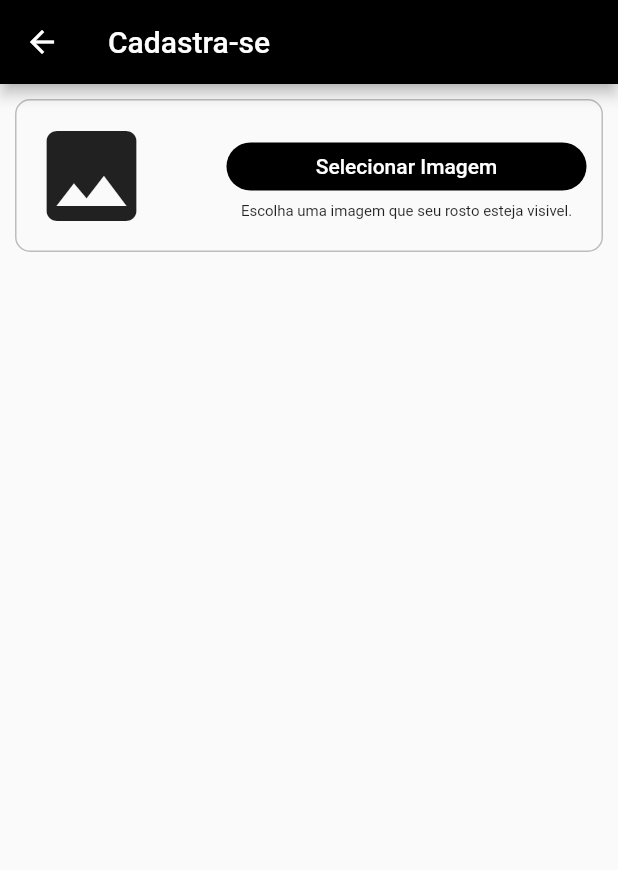
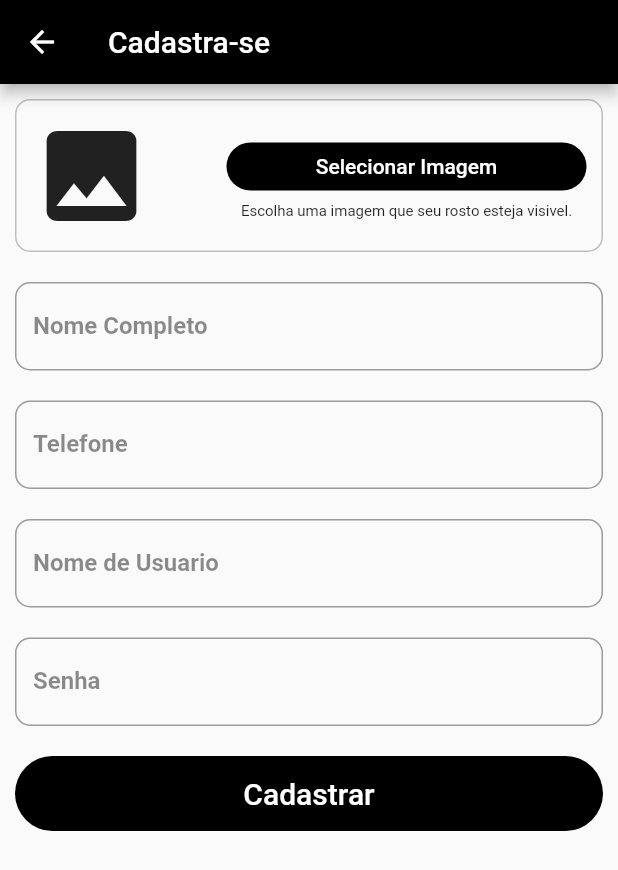
Before and after one commit to AbraaoLincoln/fretee-mobile, a Flutter app: the screen it shows after launch, after a tap on "Cadastra-se", on a phone screen of 412 x 824 dp. Shown: the top 870 px of the screen. Run offline on Flutter 3.47's test engine with Material 2 defaults, Android fonts, the phone set to English and light mode, and no system bars; our stand-ins replace image_picker.

Commit message:
#3 tela de cadastro adicionando formulario

```diff
--- a/lib/telas/cadastro_usuario.dart
+++ b/lib/telas/cadastro_usuario.dart
@@ -13,6 +13,10 @@ class CadastroUsuario extends StatefulWidget {
 
 class _CadastroUsuarioState extends State<CadastroUsuario> {
   File? _image;
+  final _nomeCompletoTextControlle = TextEditingController();
+  final _telefoneTextControlle = TextEditingController();
+  final _nomeUsuarioTextControlle = TextEditingController();
+  final _senhaTextControlle = TextEditingController();
 
   @override
   Widget build(BuildContext context) {
@@ -21,16 +25,19 @@ class _CadastroUsuarioState extends State<CadastroUsuario> {
         title: Text("Cadastra-se"),
         backgroundColor: Colors.black,
       ),
-      body: Padding(
+      body: SingleChildScrollView(
         padding: EdgeInsets.all(10),
         child: Column(
-          children: [_SeletorImagem()],
+          children: [
+            _ConstruirSeletorImagem(),
+            _ConstruirformularioDeCadastro()
+          ],
         ),
       ),
     );
   }
 
-  Widget _SeletorImagem() {
+  Widget _ConstruirSeletorImagem() {
     return Container(
       decoration: BoxDecoration(
           border: Border.all(color: Colors.grey.shade400),
@@ -98,4 +105,64 @@ class _CadastroUsuarioState extends State<CadastroUsuario> {
       print("Não foi possivel selecionar a imagem");
     }
   }
+
+  Widget _ConstruirformularioDeCadastro() {
+    return Container(
+      child: Column(
+        crossAxisAlignment: CrossAxisAlignment.stretch,
+        children: [
+          _ConstruitInputDoFormulatio("Nome Completo",
+              _nomeCompletoTextControlle, TextInputType.text, false),
+          _ConstruitInputDoFormulatio(
+              "Telefone", _telefoneTextControlle, TextInputType.number, false),
+          _ConstruitInputDoFormulatio("Nome de Usuario",
+              _nomeUsuarioTextControlle, TextInputType.text, false),
+          _ConstruitInputDoFormulatio(
+              "Senha", _senhaTextControlle, TextInputType.text, true),
+          Container(
+            margin: EdgeInsets.only(top: 20),
+            child: TextButton(
+                onPressed: selecionarImagemDaGaleria,
+                child: Text(
+                  "Cadastrar",
+                  style: TextStyle(fontSize: 20),
+                ),
+                style: TextButton.styleFrom(
+                    backgroundColor: Colors.black,
+                    primary: Colors.white,
+                    shape: RoundedRectangleBorder(
+                      borderRadius: BorderRadius.circular(50),
+                    ),
+                    // elevation: 15.0,
+                    minimumSize: Size(100, 50))),
+          )
+        ],
+      ),
+    );
+  }
+
+  Widget _ConstruitInputDoFormulatio(
+      String label,
+      TextEditingController controller,
+      TextInputType keyboardType,
+      bool obscureText) {
+    return Container(
+      margin: EdgeInsets.only(top: 20),
+      child: TextFormField(
+          keyboardType: keyboardType,
+          decoration: InputDecoration(
+              labelText: label,
+              labelStyle:
+                  TextStyle(color: Colors.black45, fontWeight: FontWeight.bold),
+              border: OutlineInputBorder(
+                borderRadius: BorderRadius.circular(10),
+                borderSide: BorderSide(color: Colors.grey.shade400),
+              )),
+          controller: controller,
+          validator: (value) {},
+          obscureText: obscureText,
+          enableSuggestions: !obscureText,
+          autocorrect: !obscureText),
+    );
+  }
 }
--- a/lib/telas/login.dart
+++ b/lib/telas/login.dart
@@ -58,7 +58,11 @@ class _LoginState extends State<Login> {
                   filled: true,
                   border: OutlineInputBorder(
                     borderRadius: BorderRadius.circular(50.0),
-                    ))),
+                  )),
+              obscureText: true,
+              enableSuggestions: false,
+              autocorrect: false,
+            ),
           ),
           Container(
             margin: EdgeInsets.only(top: 20),
```
Lines whose indentation alone changed are shown as unchanged.
